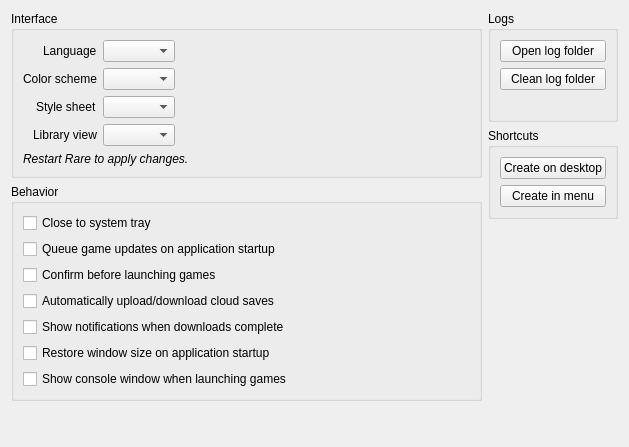
Old version of the form rare/ui/components/tabs/settings/rare.ui in the repository RareDevs/Rare.
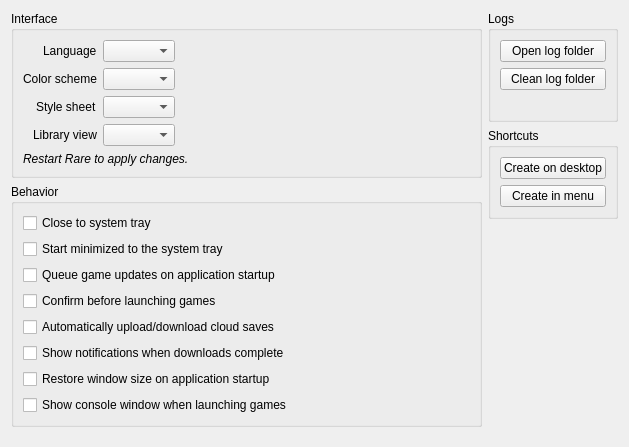
New version of the form.

Commit message:
Rare: add option to close to tray on startup
Implements #478

```diff
--- a/rare/ui/components/tabs/settings/rare.ui
+++ b/rare/ui/components/tabs/settings/rare.ui
@@ -98,56 +98,49 @@
         <string>Behavior</string>
        </property>
        <layout class="QGridLayout" name="behavior_layout">
-        <item row="5" column="0">
-         <widget class="QCheckBox" name="save_size">
-          <property name="text">
-           <string>Restore window size on application startup</string>
-          </property>
-         </widget>
-        </item>
-        <item row="4" column="0">
-         <widget class="QCheckBox" name="notification">
-          <property name="text">
-           <string>Show notifications when downloads complete</string>
-          </property>
-         </widget>
-        </item>
-        <item row="6" column="0">
-         <widget class="QCheckBox" name="log_games">
-          <property name="text">
-           <string>Show console window when launching games</string>
-          </property>
-         </widget>
-        </item>
-        <item row="0" column="0">
-         <widget class="QCheckBox" name="sys_tray">
-          <property name="text">
-           <string>Close to system tray</string>
-          </property>
-         </widget>
-        </item>
-        <item row="1" column="0">
-         <widget class="QCheckBox" name="auto_update">
-          <property name="text">
-           <string>Queue game updates on application startup</string>
-          </property>
-         </widget>
-        </item>
-        <item row="2" column="0">
+        <item row="3" column="0">
          <widget class="QCheckBox" name="confirm_start">
           <property name="text">
            <string>Confirm before launching games</string>
           </property>
          </widget>
         </item>
-        <item row="3" column="0">
+        <item row="0" column="0">
+         <widget class="QCheckBox" name="sys_tray_close">
+          <property name="text">
+           <string>Close to system tray</string>
+          </property>
+         </widget>
+        </item>
+        <item row="7" column="0">
+         <widget class="QCheckBox" name="log_games">
+          <property name="text">
+           <string>Show console window when launching games</string>
+          </property>
+         </widget>
+        </item>
+        <item row="4" column="0">
          <widget class="QCheckBox" name="auto_sync_cloud">
           <property name="text">
            <string>Automatically upload/download cloud saves</string>
           </property>
          </widget>
         </item>
-        <item row="2" column="1" rowspan="2">
+        <item row="6" column="0">
+         <widget class="QCheckBox" name="save_size">
+          <property name="text">
+           <string>Restore window size on application startup</string>
+          </property>
+         </widget>
+        </item>
+        <item row="2" column="0">
+         <widget class="QCheckBox" name="auto_update">
+          <property name="text">
+           <string>Queue game updates on application startup</string>
+          </property>
+         </widget>
+        </item>
+        <item row="3" column="1" rowspan="2">
          <spacer name="settings_hspacer">
           <property name="orientation">
            <enum>Qt::Horizontal</enum>
@@ -160,6 +153,20 @@
           </property>
          </spacer>
         </item>
+        <item row="5" column="0">
+         <widget class="QCheckBox" name="notification">
+          <property name="text">
+           <string>Show notifications when downloads complete</string>
+          </property>
+         </widget>
+        </item>
+        <item row="1" column="0">
+         <widget class="QCheckBox" name="sys_tray_start">
+          <property name="text">
+           <string>Start minimized to the system tray</string>
+          </property>
+         </widget>
+        </item>
        </layout>
       </widget>
      </item>
```
Left out of the diff: 10 changed lines with no effect on the pictures. The commit also changes 5 other files.
